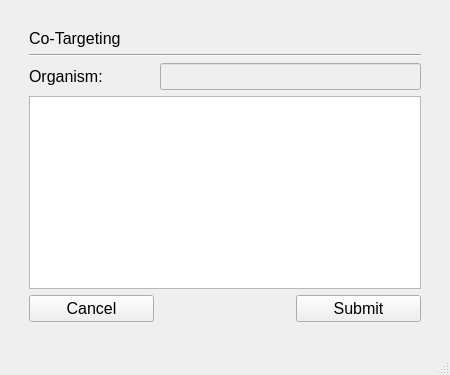
Above: src/ui/cotargeting.ui from TrinhLab/CASPERapp before the change. Below: the same form after it.
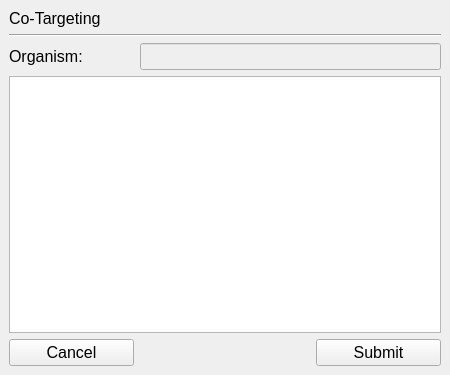
That is the form after the change.

```diff
--- a/src/ui/cotargeting.ui
+++ b/src/ui/cotargeting.ui
@@ -20,24 +20,25 @@
   </property>
   <widget class="QWidget" name="centralwidget">
    <layout class="QGridLayout" name="gridLayout_2">
-    <item row="1" column="0">
-     <spacer name="horizontalSpacer">
-      <property name="orientation">
-       <enum>Qt::Horizontal</enum>
-      </property>
-      <property name="sizeType">
-       <enum>QSizePolicy::Fixed</enum>
-      </property>
-      <property name="sizeHint" stdset="0">
-       <size>
-        <width>20</width>
-        <height>20</height>
-       </size>
-      </property>
-     </spacer>
-    </item>
-    <item row="1" column="1">
+    <item row="0" column="0">
      <layout class="QGridLayout" name="gridLayout">
+      <item row="3" column="0" colspan="2">
+       <widget class="QTableWidget" name="tblEndonucleases">
+        <property name="toolTip">
+         <string>&lt;html&gt;&lt;head/&gt;&lt;body&gt;&lt;p&gt;&lt;span style=&quot; font-size:8pt;&quot;&gt;These are the list of endonucleases available for this organism. &lt;/span&gt;&lt;/p&gt;&lt;p&gt;&lt;span style=&quot; font-size:8pt;&quot;&gt;Select which endonucleases you want shown at the same time.&lt;/span&gt;&lt;/p&gt;&lt;/body&gt;&lt;/html&gt;</string>
+        </property>
+       </widget>
+      </item>
+      <item row="2" column="1">
+       <widget class="QLineEdit" name="ledOrganism">
+        <property name="enabled">
+         <bool>false</bool>
+        </property>
+        <property name="toolTip">
+         <string>&lt;html&gt;&lt;head/&gt;&lt;body&gt;&lt;p&gt;This is the organism that targets have been searched for.&lt;/p&gt;&lt;/body&gt;&lt;/html&gt;</string>
+        </property>
+       </widget>
+      </item>
       <item row="2" column="0">
        <widget class="QLabel" name="label">
         <property name="sizePolicy">
@@ -81,23 +82,6 @@
         </property>
        </widget>
       </item>
-      <item row="3" column="0" colspan="2">
-       <widget class="QTableWidget" name="endo_table">
-        <property name="toolTip">
-         <string>&lt;html&gt;&lt;head/&gt;&lt;body&gt;&lt;p&gt;&lt;span style=&quot; font-size:8pt;&quot;&gt;These are the list of endonucleases available for this organism. &lt;/span&gt;&lt;/p&gt;&lt;p&gt;&lt;span style=&quot; font-size:8pt;&quot;&gt;Select which endonucleases you want shown at the same time.&lt;/span&gt;&lt;/p&gt;&lt;/body&gt;&lt;/html&gt;</string>
-        </property>
-       </widget>
-      </item>
-      <item row="2" column="1">
-       <widget class="QLineEdit" name="orgName">
-        <property name="enabled">
-         <bool>false</bool>
-        </property>
-        <property name="toolTip">
-         <string>&lt;html&gt;&lt;head/&gt;&lt;body&gt;&lt;p&gt;This is the organism that targets have been searched for.&lt;/p&gt;&lt;/body&gt;&lt;/html&gt;</string>
-        </property>
-       </widget>
-      </item>
       <item row="4" column="1" alignment="Qt::AlignRight">
        <widget class="QPushButton" name="submit_button">
         <property name="minimumSize">
@@ -116,57 +100,8 @@
       </item>
      </layout>
     </item>
-    <item row="1" column="2">
-     <spacer name="horizontalSpacer_2">
-      <property name="orientation">
-       <enum>Qt::Horizontal</enum>
-      </property>
-      <property name="sizeType">
-       <enum>QSizePolicy::Fixed</enum>
-      </property>
-      <property name="sizeHint" stdset="0">
-       <size>
-        <width>20</width>
-        <height>20</height>
-       </size>
-      </property>
-     </spacer>
-    </item>
-    <item row="2" column="1">
-     <spacer name="verticalSpacer">
-      <property name="orientation">
-       <enum>Qt::Vertical</enum>
-      </property>
-      <property name="sizeType">
-       <enum>QSizePolicy::Fixed</enum>
-      </property>
-      <property name="sizeHint" stdset="0">
-       <size>
-        <width>20</width>
-        <height>20</height>
-       </size>
-      </property>
-     </spacer>
-    </item>
-    <item row="0" column="1">
-     <spacer name="verticalSpacer_2">
-      <property name="orientation">
-       <enum>Qt::Vertical</enum>
-      </property>
-      <property name="sizeType">
-       <enum>QSizePolicy::Fixed</enum>
-      </property>
-      <property name="sizeHint" stdset="0">
-       <size>
-        <width>20</width>
-        <height>20</height>
-       </size>
-      </property>
-     </spacer>
-    </item>
    </layout>
   </widget>
-  <widget class="QStatusBar" name="statusbar"/>
  </widget>
  <resources/>
  <connections/>
```
Left out of the diff: 22 changed lines with no effect on the pictures.
